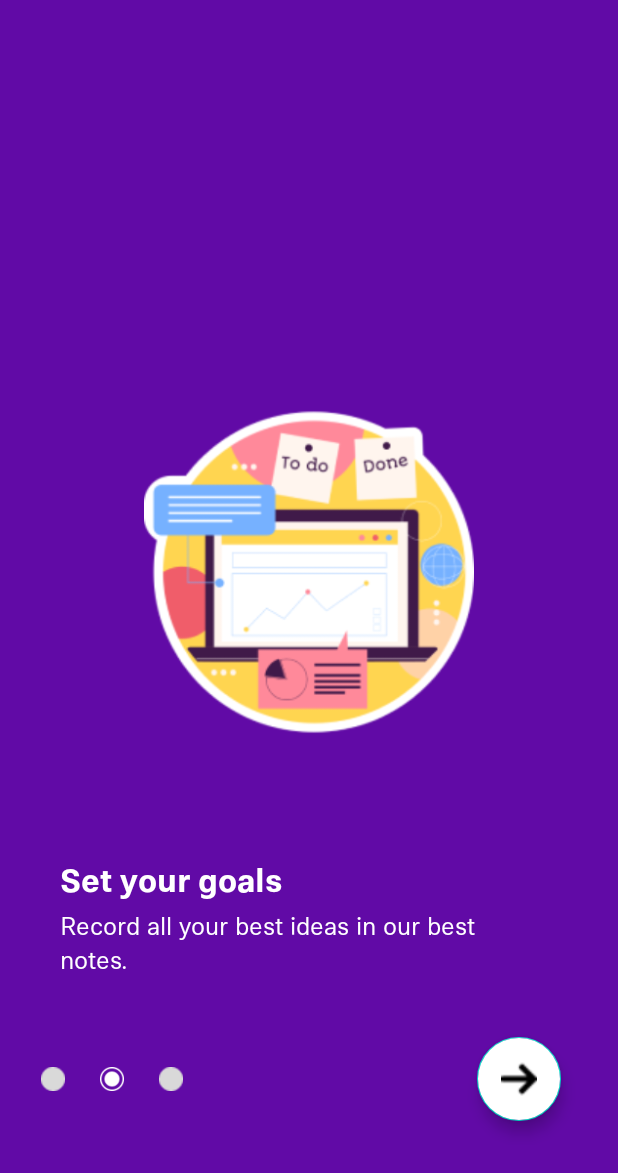
After one commit to Veasna22/Memo, an Android app: the layout fragment_onboarding_two.xml on its own in the app's theme, with its tools: preview values and no code run, on a phone screen of 412 x 824 dp. The commit adds this screen. Shown: the top 1173 px of the screen. Run offline under Robolectric (Android 15) with nearby library versions, the phone set to English and light mode, and no system bars.

Commit message:
add onboarding two fragment

```diff
--- a/app/src/main/java/kh/edu/rupp/ite/memo/ui/loading/LoadingFragment.kt
+++ b/app/src/main/java/kh/edu/rupp/ite/memo/ui/loading/LoadingFragment.kt
@@ -6,12 +6,12 @@ import android.view.View
 import android.view.ViewGroup
 import androidx.fragment.app.Fragment
 import dagger.hilt.android.AndroidEntryPoint
-import kh.edu.rupp.ite.memo.databinding.FragmentLoadingBinding
+import kh.edu.rupp.ite.memo.databinding.FragmentOnboardingOneBinding
 
 @AndroidEntryPoint
 class LoadingFragment : Fragment() {
 
-    private var _binding: FragmentLoadingBinding? = null
+    private var _binding: FragmentOnboardingOneBinding? = null
     private val binding get() = _binding!!
 
     override fun onCreateView(
@@ -19,7 +19,7 @@ class LoadingFragment : Fragment() {
         container: ViewGroup?,
         savedInstanceState: Bundle?
     ): View? {
-        _binding = FragmentLoadingBinding.inflate(inflater, container, false)
+        _binding = FragmentOnboardingOneBinding.inflate(inflater, container, false)
         return binding.root
     }
 //
--- /dev/null
+++ b/app/src/main/res/layout/fragment_onboarding_two.xml
@@ -0,0 +1,96 @@
+<?xml version="1.0" encoding="utf-8"?>
+<FrameLayout xmlns:android="http://schemas.android.com/apk/res/android"
+    xmlns:tools="http://schemas.android.com/tools"
+    android:layout_width="match_parent"
+    android:layout_height="match_parent"
+    xmlns:app="http://schemas.android.com/apk/res-auto"
+    android:background="@color/primary"
+    tools:context=".ui.loading.LoadingFragment">
+
+    <!-- TODO: Update blank fragment layout -->
+    <LinearLayout
+        android:layout_width="match_parent"
+        android:layout_height="wrap_content"
+        android:orientation="vertical"
+        android:layout_marginTop="105dp"
+        android:layout_gravity="center"
+        >
+
+        <ImageView
+            android:layout_width="220dp"
+            android:layout_height="220dp"
+            android:layout_gravity="center"
+            android:src="@drawable/onboarding_two"
+            ></ImageView>
+
+        <TextView
+            android:layout_width="wrap_content"
+            android:layout_height="wrap_content"
+            android:layout_marginStart="40dp"
+            android:fontFamily="@font/niradei_bold"
+            android:text="@string/set_your_goals"
+            android:textColor="@color/white"
+            android:layout_marginTop="80dp"
+            android:textSize="20sp" />
+
+        <TextView
+            android:layout_width="322dp"
+            android:layout_height="wrap_content"
+            android:layout_marginLeft="40dp"
+            android:fontFamily="@font/niradei_regular"
+            android:text="@string/record_all_your_best_ideas"
+            android:textColor="@color/white"
+            android:textSize="15sp" />
+
+        <LinearLayout
+            android:layout_width="match_parent"
+            android:layout_height="wrap_content"
+            android:layout_marginTop="20dp"
+            android:layout_gravity="center"
+            android:gravity="center"
+            android:orientation="horizontal">
+
+            <ImageView
+                android:id="@+id/ellipse"
+                android:layout_width="16dp"
+                android:layout_height="16dp"
+                android:src="@drawable/ellipse_2"
+                android:layout_marginStart="27dp"
+                />
+            <ImageView
+                android:id="@+id/Dot1"
+                android:layout_width="16dp"
+                android:layout_height="16dp"
+                android:src="@drawable/ic_dot_1"
+                android:layout_marginStart="23dp"
+                />
+            <ImageView
+                android:id="@+id/ellipse_1"
+                android:layout_width="16dp"
+                android:layout_height="16dp"
+                android:src="@drawable/ellipse_2"
+
+                android:layout_marginStart="23dp"
+                />
+            <LinearLayout
+                android:layout_width="match_parent"
+                android:layout_height="wrap_content"
+                android:layout_marginStart="180dp"
+                android:layout_gravity="center"
+                >
+                <com.google.android.material.floatingactionbutton.FloatingActionButton
+                    android:backgroundTint="@color/white"
+                    android:id="@+id/next_screen"
+                    android:layout_width="wrap_content"
+                    android:layout_height="wrap_content"
+                    android:layout_gravity="end|bottom"
+                    android:src="@drawable/ic_right_arrow"
+                    android:contentDescription="@string/next"
+                    android:layout_margin="16dp" />
+            </LinearLayout>
+
+
+        </LinearLayout>
+    </LinearLayout>
+
+</FrameLayout>
--- a/app/src/main/res/navigation/nav_graph.xml
+++ b/app/src/main/res/navigation/nav_graph.xml
@@ -49,5 +49,5 @@
         android:id="@+id/loadingFragment"
         android:name="kh.edu.rupp.ite.memo.ui.loading.LoadingFragment"
         android:label="fragment_loading"
-        tools:layout="@layout/fragment_loading" />
+        tools:layout="@layout/fragment_onboarding_one" />
 </navigation>
--- a/app/src/main/res/values/strings.xml
+++ b/app/src/main/res/values/strings.xml
@@ -52,5 +52,10 @@
     <string name="i_need_to_buy_a_new_phone_i_am_confused_between_iphone_11_and_samsung_galaxy_s10_which_one_should_i_buy">I need to buy a new phone. I am confused between iPhone 11 and Samsung Galaxy S10. Which one should I buy?</string>
     <string name="which_phone_should_i_buy1">Which phone should I buy?</string>
     <string name="i_need_to_buy_a_new_phone_i_am_confused_between_iphone_11_and_samsung_galaxy_s10_which_one_should_i_buy1">I need to buy a new phone. I am confused between iPhone 11 and Samsung Galaxy S10. Which one should I buy?</string>
+
     <string name="delete_buttom1">Delete_buttom</string>
+    <string name="set_your_goals">Set your goals</string>
+    <string name="record_all_your_best_ideas">Record all your best ideas in our best notes.</string>
+
+
 </resources>
```
Also changed, not shown: app/src/main/res/drawable/onboarding_two.png (added), app/src/main/res/layout/fragment_onboarding_one.xml (renamed from app/src/main/res/layout/fragment_loading.xml).
